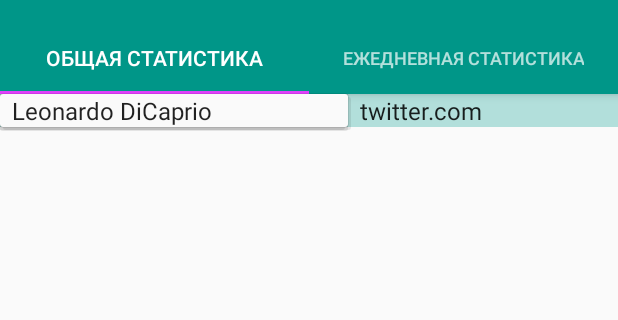
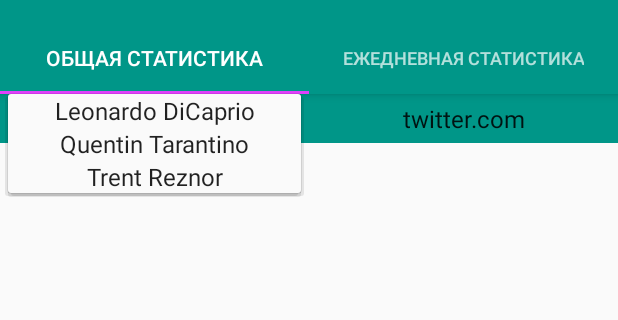
Before and after one commit to GeeksTricks/Quantisk, an Android app: the screen it shows after launch (MainActivity), after a tap on "Leonardo DiCaprio", on a phone screen of 412 x 824 dp, the part 62-382 px from its top. Run offline under Robolectric (Android 15) with nearby library versions, the phone set to English and light mode, and no system bars.

Commit message:
color and alignment correction

```diff
--- a/UI/Java/Quantisk/app/src/main/java/com/geekstricks/quantisk/DailyStatisticsFragment.java
+++ b/UI/Java/Quantisk/app/src/main/java/com/geekstricks/quantisk/DailyStatisticsFragment.java
@@ -5,8 +5,17 @@ import android.support.v4.app.Fragment;
 import android.view.LayoutInflater;
 import android.view.View;
 import android.view.ViewGroup;
+import android.widget.ArrayAdapter;
+import android.widget.ListView;
+import android.widget.Spinner;
 
 public class DailyStatisticsFragment extends Fragment{
+
+    private Spinner personSpinner;
+    private Spinner siteSpinner;
+    private ListView resultsLV;
+    private String[] persons;
+    private String[] sites;
 
     public DailyStatisticsFragment() {
         // Required empty public constructor
@@ -21,7 +30,30 @@ public class DailyStatisticsFragment extends Fragment{
     public View onCreateView(LayoutInflater inflater, ViewGroup container,
                              Bundle savedInstanceState) {
         // Inflate the layout for this fragment
-        return inflater.inflate(R.layout.fragment_daily_statistics, container, false);
+        View view = inflater.inflate(R.layout.fragment_full_statistics, container, false);
+        initArrays();
+        initItems(view);
+        return view;
+    }
+
+    private void initArrays() {
+        persons = new String[]{"Leonardo DiCaprio", "Quentin Tarantino", "Trent Reznor"};
+        sites = new String[]{"twitter.com", "gossip.com"};
+    }
+
+    private void initItems(View view) {
+        personSpinner = (Spinner) view.findViewById(R.id.spinner_person);
+        siteSpinner = (Spinner) view.findViewById(R.id.spinner_site);
+        resultsLV = (ListView) view.findViewById(R.id.results_lv);
+
+        ArrayAdapter<String> personAdapter = new ArrayAdapter<String>(getContext(),
+                android.R.layout.simple_spinner_item, persons);
+        personSpinner.setAdapter(personAdapter);
+
+        ArrayAdapter<String> siteAdapter = new ArrayAdapter<String>(getContext(),
+                android.R.layout.simple_spinner_item, sites);
+        siteSpinner.setAdapter(siteAdapter);
+
     }
 
 }
--- a/UI/Java/Quantisk/app/src/main/java/com/geekstricks/quantisk/FullStatisticsFragment.java
+++ b/UI/Java/Quantisk/app/src/main/java/com/geekstricks/quantisk/FullStatisticsFragment.java
@@ -37,8 +37,8 @@ public class FullStatisticsFragment extends Fragment {
     }
 
     private void initArrays() {
-        persons = new String[]{"Leonardo DiCaprio"};
-        sites = new String[]{"twitter.com"};
+        persons = new String[]{"Leonardo DiCaprio", "Quentin Tarantino", "Trent Reznor"};
+        sites = new String[]{"twitter.com", "gossip.com"};
     }
 
     private void initItems(View view) {
--- a/UI/Java/Quantisk/app/src/main/res/layout/fragment_daily_statistics.xml
+++ b/UI/Java/Quantisk/app/src/main/res/layout/fragment_daily_statistics.xml
@@ -2,7 +2,8 @@
     xmlns:tools="http://schemas.android.com/tools"
     android:layout_width="match_parent"
     android:layout_height="match_parent"
-    tools:context="info.androidhive.materialtabs.fragments.OneFragment">
+    tools:context="info.androidhive.materialtabs.fragments.OneFragment"
+    android:nestedScrollingEnabled="false">
 
     <LinearLayout
         android:orientation="horizontal"
--- a/UI/Java/Quantisk/app/src/main/res/layout/fragment_full_statistics.xml
+++ b/UI/Java/Quantisk/app/src/main/res/layout/fragment_full_statistics.xml
@@ -13,18 +13,24 @@
         android:id="@+id/spinners_ll">
 
         <Spinner
-            android:layout_width="wrap_content"
+            android:layout_width="0dp"
             android:layout_height="wrap_content"
             android:id="@+id/spinner_person"
             android:layout_weight="1"
-            android:background="@color/windowBackground" />
+            android:background="@color/colorPrimary"
+            android:padding="5dp"
+            android:contextClickable="true"
+            android:textAlignment="center" />
 
         <Spinner
-            android:layout_width="wrap_content"
+            android:layout_width="0dp"
             android:layout_height="wrap_content"
             android:id="@+id/spinner_site"
             android:layout_weight="1"
-            android:background="@color/windowBackground" />
+            android:background="@color/colorPrimary"
+            android:padding="5dp"
+            android:dropDownSelector="@color/colorAccent"
+            android:textAlignment="center" />
     </LinearLayout>
 
     <ListView
```
